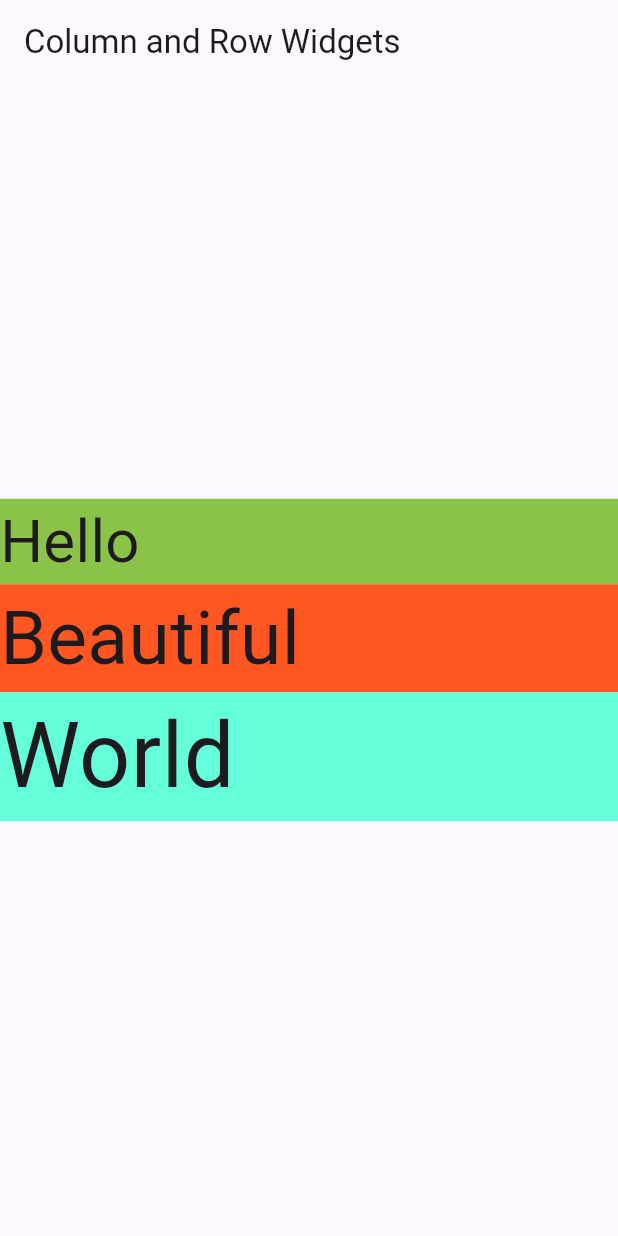
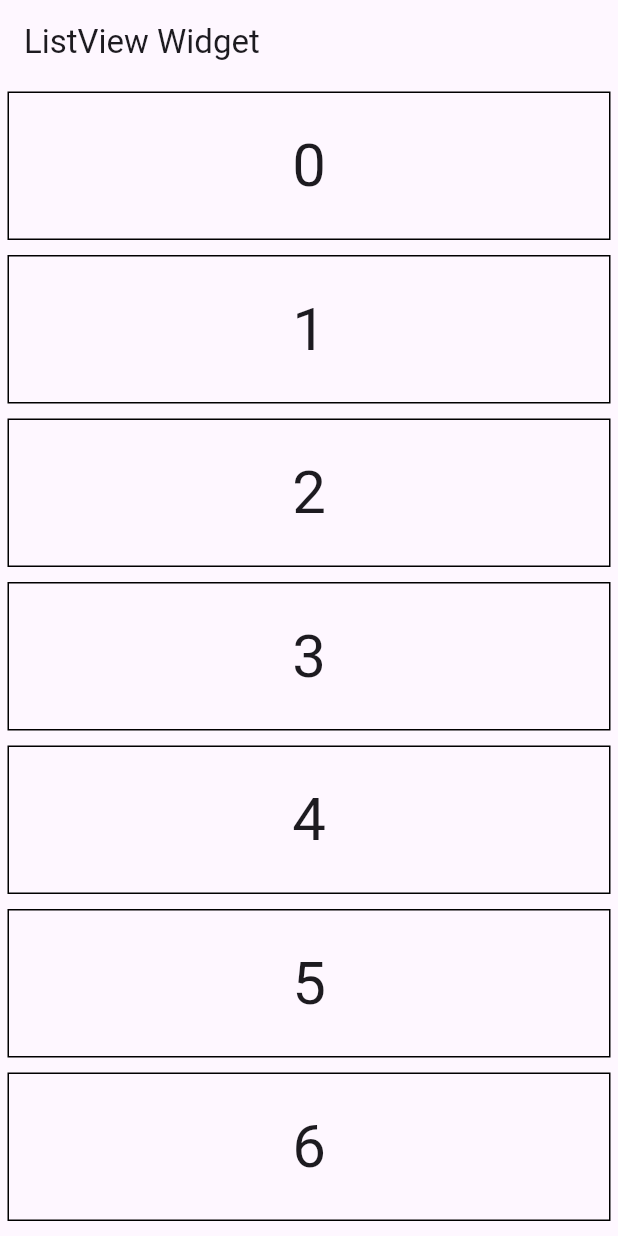
Before and after one commit to muratov-dev/FlutterLearning, a Flutter app: the screen it shows after launch, on a phone screen of 412 x 824 dp. Run offline on Flutter 3.47's test engine with Material 3 defaults, Android fonts, the phone set to English and light mode, and no system bars.

Commit message:
lesson7: ListView Widget

```diff
--- a/lib/main.dart
+++ b/lib/main.dart
@@ -7,33 +7,28 @@ class ScreenWidget extends StatelessWidget {
   Widget build(BuildContext context) {
     return MaterialApp(
       home: Scaffold(
-        appBar: AppBar(title: const Text('Column and Row Widgets')),
-        body: SimpleWidget(),
+        appBar: AppBar(title: const Text('ListView Widget')),
+        body: ListViewCustomWidget(),
       ),
     );
   }
 }
 
 class TextWidget extends StatelessWidget {
-  const TextWidget({
-    super.key,
-    required this.text,
-    required this.color,
-    required this.width,
-    required this.fontSize,
-  });
+  const TextWidget({super.key, required this.text});
 
   final String text;
-  final Color color;
-  final double width;
-  final double fontSize;
 
   @override
   Widget build(BuildContext context) {
     return Container(
-      width: width,
-      color: color,
-      child: Text(text, style: TextStyle(fontSize: fontSize)),
+      alignment: Alignment.center,
+      padding: EdgeInsets.all(20),
+      margin: EdgeInsets.all(5),
+      decoration: BoxDecoration(
+        border: Border.all(color: Colors.black, width: 1),
+      ),
+      child: Text(text, style: TextStyle(fontSize: 40)),
     );
   }
 }
@@ -41,30 +36,70 @@ class TextWidget extends StatelessWidget {
 class SimpleWidget extends StatelessWidget {
   @override
   Widget build(BuildContext context) {
-    return Column(
-      mainAxisAlignment: MainAxisAlignment.center,
-      crossAxisAlignment: CrossAxisAlignment.stretch,
-      mainAxisSize: MainAxisSize.max,
+    return ListView(
+      scrollDirection: Axis.vertical,
+      reverse: false,
+      controller: ScrollController(initialScrollOffset: 50),
+      padding: EdgeInsets.all(20),
       children: [
-        TextWidget(
-          color: Colors.lightGreen,
-          width: 120,
-          text: 'Hello',
-          fontSize: 40,
-        ),
-        TextWidget(
-          color: Colors.deepOrange,
-          width: 180,
-          text: 'Beautiful',
-          fontSize: 50,
-        ),
-        TextWidget(
-          color: Colors.tealAccent,
-          width: 240,
-          text: 'World',
-          fontSize: 60,
-        ),
+        TextWidget(text: '1'),
+        TextWidget(text: '2'),
+        TextWidget(text: '3'),
+        TextWidget(text: '4'),
+        TextWidget(text: '5'),
+        TextWidget(text: '6'),
+        TextWidget(text: '7'),
+        TextWidget(text: '8'),
+        TextWidget(text: '9'),
+        TextWidget(text: '10'),
       ],
     );
   }
 }
+
+class ListViewBuilderWidget extends StatelessWidget {
+  const ListViewBuilderWidget({super.key});
+
+  @override
+  Widget build(BuildContext context) {
+    return ListView.builder(
+      // itemCount: 20,
+      itemBuilder: (context, index) {
+        return TextWidget(text: index.toString());
+      },
+    );
+  }
+}
+
+class ListViewSeparatedWidget extends StatelessWidget {
+  const ListViewSeparatedWidget({super.key});
+
+  @override
+  Widget build(BuildContext context) {
+    return ListView.separated(
+      itemCount: 20,
+      itemBuilder: (context, index) {
+        return TextWidget(text: index.toString());
+      },
+      separatorBuilder: (context, index) {
+        return Divider();
+      },
+    );
+  }
+}
+
+class ListViewCustomWidget extends StatelessWidget {
+  const ListViewCustomWidget({super.key});
+
+  @override
+  Widget build(BuildContext context) {
+    return ListView.custom(
+      childrenDelegate: SliverChildBuilderDelegate((
+        BuildContext context,
+        int index,
+      ) {
+        return TextWidget(text: index.toString());
+      }),
+    );
+  }
+}
```
